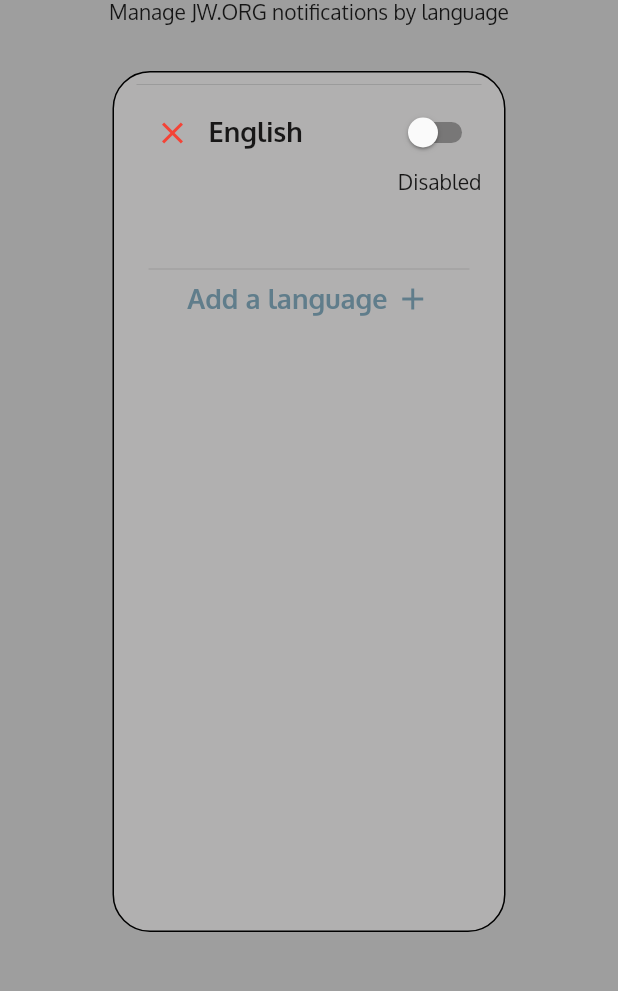
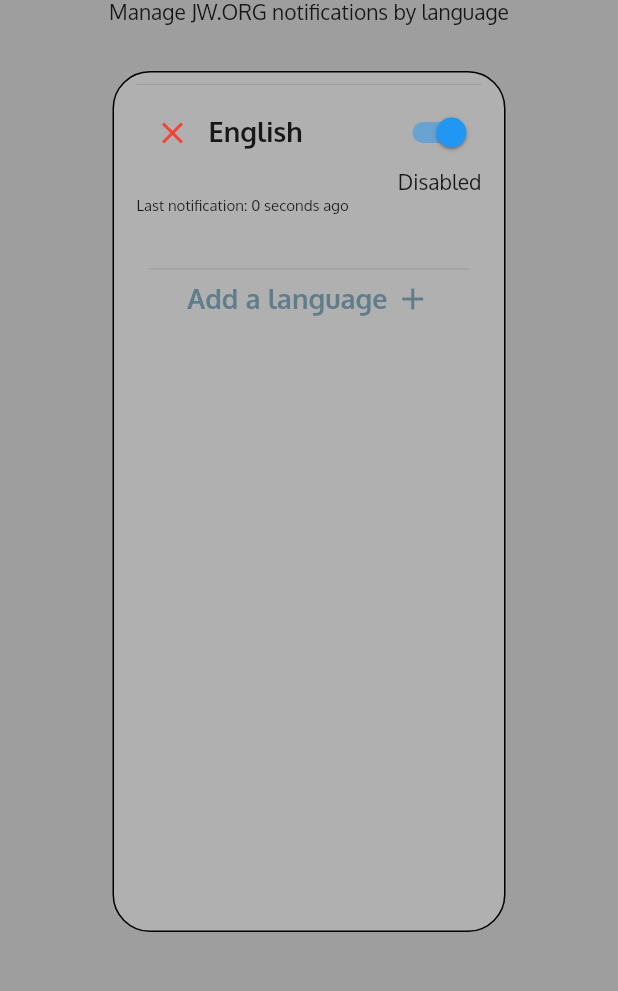
Before and after one commit to Teckinfor/JWNotifyer, a Flutter app: the screen it shows after launch, on a phone screen of 412 x 824 dp, the part 217-1208 px from its top. Run offline on Flutter 3.47's test engine with Material 2 defaults, Android fonts, the phone set to English and light mode, and no system bars.

Commit message:
Update homepage.dart

```diff
--- a/jwnotifyer/lib/homepage.dart
+++ b/jwnotifyer/lib/homepage.dart
@@ -21,7 +21,11 @@
   }
 
   Map languageFields = {
-    "English": {"isEnabled": false, "infoMessage": "Disabled"},
+    "English": {
+      "isEnabled": true,
+      "infoMessage": "Disabled",
+      "lastNotif": DateTime.now()
+    },
   };
 
   Map supportedLanguages = {
@@ -32,6 +36,47 @@
     'German': true,
     'Italiano': true
   };
+
+  Container lastNotificationInformation(
+      {required String language, required Map languageFields}) {
+    String text = "";
+    if (languageFields[language]["lastNotif"] != null) {
+      num second = ((DateTime.now().millisecondsSinceEpoch / 1000).round() -
+          (languageFields[language]["lastNotif"].millisecondsSinceEpoch / 1000)
+              .round()) as int;
+      if (second > 31536000) {
+        int years = (second / 31536000).round();
+        text = (years == 1) ? "$years year ago" : "$years years ago";
+      } else if (second > 86400) {
+        int days = (second / 86400).round();
+        text = (days == 1) ? "$days day ago" : "$days days ago";
+      } else if (second > 3600) {
+        int hours = (second / 3600).round();
+        text = (hours == 1) ? "$hours hour ago" : "$hours hours ago";
+      } else if (second > 60) {
+        int minutes = (second / 60).round();
+        text = (minutes == 1) ? "$minutes minute ago" : "$minutes minutes ago";
+      } else {
+        text = (second == 1) ? "$second second ago" : "$second seconds ago";
+      }
+
+      return Container(
+        alignment: Alignment.bottomLeft,
+        child: Row(children: [
+          const Text(
+            "Last notification: ",
+            style: const TextStyle(fontSize: 10),
+          ),
+          Text(
+            text,
+            style: const TextStyle(fontSize: 10),
+          )
+        ]),
+      );
+    }
+
+    return Container();
+  }
 
   List<Container> allLanguageList(
       {required Map supportedLanguages, required Map languageFields}) {
@@ -56,7 +101,8 @@
                           setState(() {
                             languageFields[language] = {
                               "isEnabled": false,
-                              "infoMessage": "Disabled"
+                              "infoMessage": "Disabled",
+                              "lastNotif": null
                             };
                             supportedLanguages[language] =
                                 supportedLanguages[language] ? false : true;
@@ -128,6 +174,8 @@
               textAlign: TextAlign.right,
             ),
           ),
+          lastNotificationInformation(
+              language: language, languageFields: languageFields)
         ]),
       ));
     }
```
